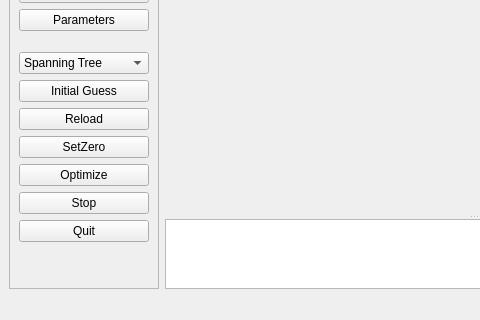
Qt form g2o/apps/g2o_viewer/base_main_window.ui (dabossxinxin/g2o) before a commit; both pictures show x 0 to 480 and y 280 to 600 of the 800 by 600 pixel window.
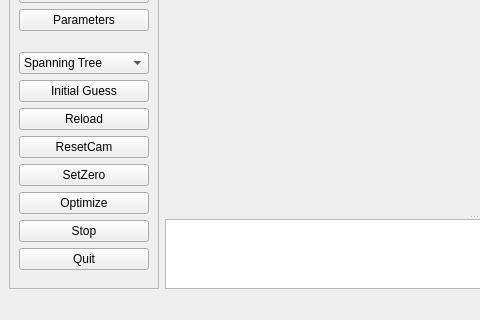
The same form after that commit. Custom widgets are drawn as their Qt base class.

Patch:
```diff
--- a/g2o/apps/g2o_viewer/base_main_window.ui
+++ b/g2o/apps/g2o_viewer/base_main_window.ui
@@ -180,6 +180,13 @@
          </property>
         </widget>
        </item>
+       <item>
+        <widget class="QPushButton" name="pushButton">
+         <property name="text">
+          <string>ResetCam</string>
+         </property>
+        </widget>
+       </item>
        <item>
         <widget class="QPushButton" name="btnSetZero">
          <property name="text">
```
Left out of the diff: 8 changed lines with no effect on the pictures.
